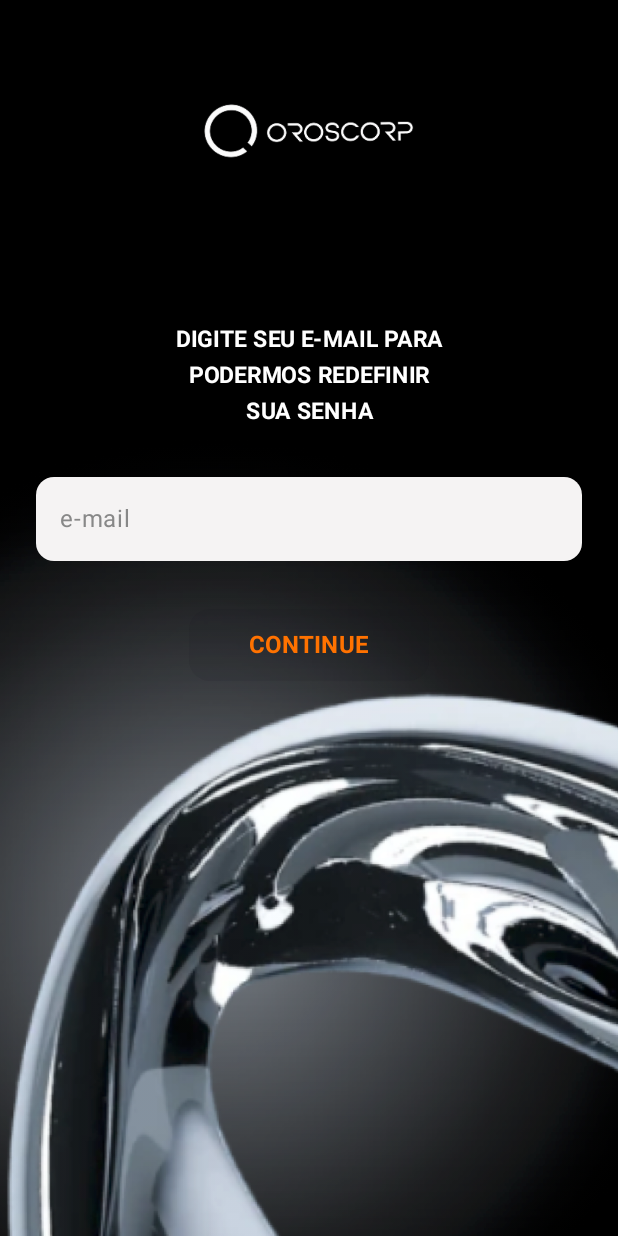
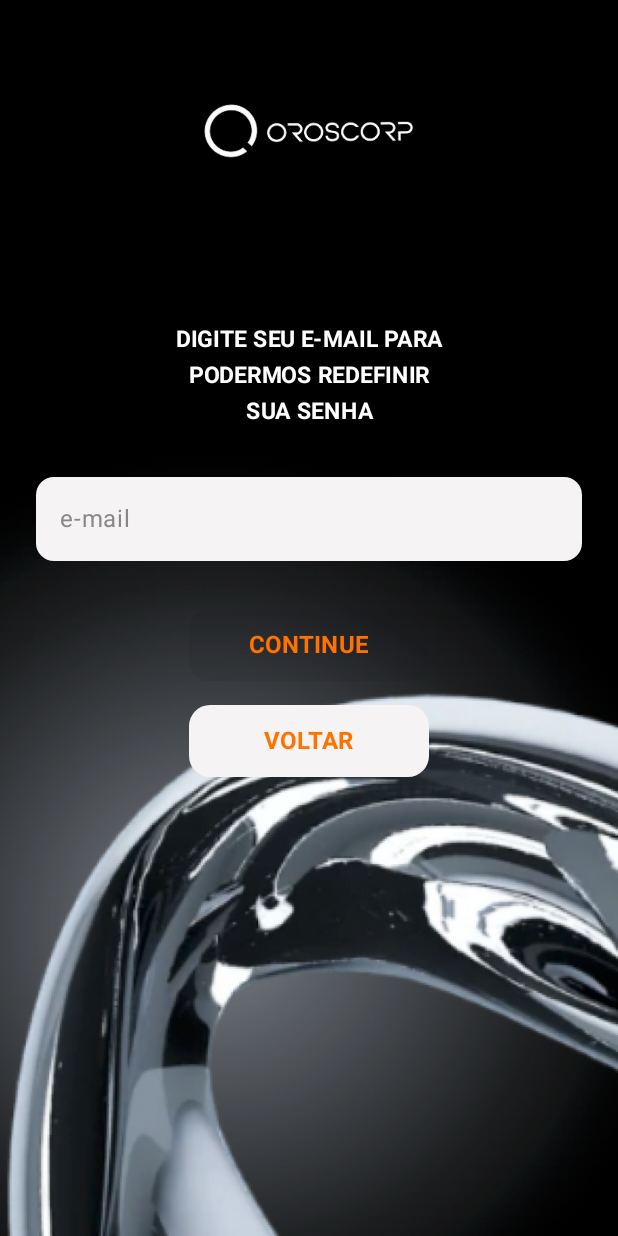
Before and after one commit to suehtam6/OROSCORP---MOBILE, an Android app built with Jetpack Compose: the screen it shows after launch (MainActivity), after a tap on "Esqueceu sua senha?", on a phone screen of 412 x 824 dp. Run offline under Robolectric (Android 15) with nearby library versions, the phone set to English and light mode, and no system bars.

Commit message:
Ajustes na tela de recuperação de senha

```diff
--- a/app/src/main/java/com/example/oroscorp_adm/view/screens/EsqueceuSenhaScreen.kt
+++ b/app/src/main/java/com/example/oroscorp_adm/view/screens/EsqueceuSenhaScreen.kt
@@ -1,8 +1,11 @@
 package com.example.oroscorp_adm.view.screens
+
 import com.example.oroscorp_adm.R
 
 import androidx.compose.foundation.Image
 import androidx.compose.foundation.layout.*
+import androidx.compose.foundation.rememberScrollState
+import androidx.compose.foundation.verticalScroll
 import androidx.compose.foundation.shape.RoundedCornerShape
 import androidx.compose.material3.*
 import androidx.compose.runtime.*
@@ -22,14 +25,15 @@ fun EsqueceuSenhaScreen(
     onContinueClick: () -> Unit,
     onEnviarEmail: ((String) -> Unit)? = null,
     erro: String? = null,
-    carregando: Boolean = false // Parâmetro adicionado para avançar a tela
+    carregando: Boolean = false
 ) {
     var email by remember { mutableStateOf("") }
 
     Box(
         modifier = Modifier.fillMaxSize()
     ) {
-        // 1. Imagem de Fundo
+
+        // IMAGEM DE FUNDO
         Image(
             painter = painterResource(id = R.drawable.fundo),
             contentDescription = "Fundo",
@@ -37,16 +41,18 @@ fun EsqueceuSenhaScreen(
             contentScale = ContentScale.Crop
         )
 
-        // 2. Conteúdo da Tela
+        // CONTEÚDO DA TELA
         Column(
             modifier = Modifier
                 .fillMaxSize()
+                .verticalScroll(rememberScrollState())
                 .padding(24.dp),
             horizontalAlignment = Alignment.CenterHorizontally
         ) {
+
             Spacer(modifier = Modifier.height(40.dp))
 
-            // Logo Oroscorp no topo
+            // LOGO OROSCORP
             Image(
                 painter = painterResource(id = R.drawable.logo),
                 contentDescription = "Logo Oroscorp",
@@ -58,7 +64,7 @@ fun EsqueceuSenhaScreen(
 
             Spacer(modifier = Modifier.height(100.dp))
 
-            // Instrução
+            // INSTRUÇÃO
             Text(
                 text = "DIGITE SEU E-MAIL PARA\nPODERMOS REDEFINIR\nSUA SENHA",
                 color = Color.White,
@@ -69,16 +75,26 @@ fun EsqueceuSenhaScreen(
 
             Spacer(modifier = Modifier.height(32.dp))
 
-            // Caixa de Texto (E-mail)
+            // CAMPO DE E-MAIL
             OutlinedTextField(
                 value = email,
-                onValueChange = { email = it },
-                placeholder = { Text("e-mail", color = Color.Gray) },
+                onValueChange = {
+                    email = it
+                },
+                placeholder = {
+                    Text(
+                        text = "e-mail",
+                        color = Color.Gray
+                    )
+                },
                 modifier = Modifier
                     .fillMaxWidth()
                     .height(56.dp),
                 shape = RoundedCornerShape(12.dp),
+                singleLine = true,
                 colors = OutlinedTextFieldDefaults.colors(
+                    focusedTextColor = Color.Black,
+                    unfocusedTextColor = Color.Black,
                     unfocusedContainerColor = Color(0xFFF5F3F3),
                     focusedContainerColor = Color(0xFFF5F3F3),
                     unfocusedBorderColor = Color.Transparent,
@@ -88,10 +104,16 @@ fun EsqueceuSenhaScreen(
 
             Spacer(modifier = Modifier.height(32.dp))
 
-            // Botão Continue
+            // BOTÃO CONTINUE
             Button(
-                onClick = { if (onEnviarEmail != null) onEnviarEmail(email) else onContinueClick() },
-                enabled = !carregando && email.isNotBlank(), // Aciona a transição para a próxima tela
+                onClick = {
+                    if (onEnviarEmail != null) {
+                        onEnviarEmail(email)
+                    } else {
+                        onContinueClick()
+                    }
+                },
+                enabled = !carregando && email.isNotBlank(),
                 modifier = Modifier
                     .width(160.dp)
                     .height(48.dp),
@@ -107,9 +129,38 @@ fun EsqueceuSenhaScreen(
                     fontWeight = FontWeight.Bold
                 )
             }
+
+            Spacer(modifier = Modifier.height(16.dp))
+
+            // BOTÃO VOLTAR PARA O LOGIN
+            Button(
+                onClick = onBackClick,
+                modifier = Modifier
+                    .width(160.dp)
+                    .height(48.dp),
+                shape = RoundedCornerShape(14.dp),
+                colors = ButtonDefaults.buttonColors(
+                    containerColor = Color(0xFFF5F3F3)
+                )
+            ) {
+                Text(
+                    text = "VOLTAR",
+                    color = Color(0xFFFF7200),
+                    fontSize = 16.sp,
+                    fontWeight = FontWeight.Bold
+                )
+            }
+
+            // MENSAGEM DE ERRO DA API
             if (!erro.isNullOrBlank()) {
-                Spacer(Modifier.height(16.dp))
-                Text(erro, color = Color(0xFFFF9E85), fontSize = 12.sp)
+
+                Spacer(modifier = Modifier.height(16.dp))
+
+                Text(
+                    text = erro,
+                    color = Color(0xFFFF9E85),
+                    fontSize = 12.sp
+                )
             }
         }
     }
```
Also changed, not shown: app/src/main/java/com/example/oroscorp_adm/viewmodel/CamerasScreenViewModel.kt (+86 -29 lines).
